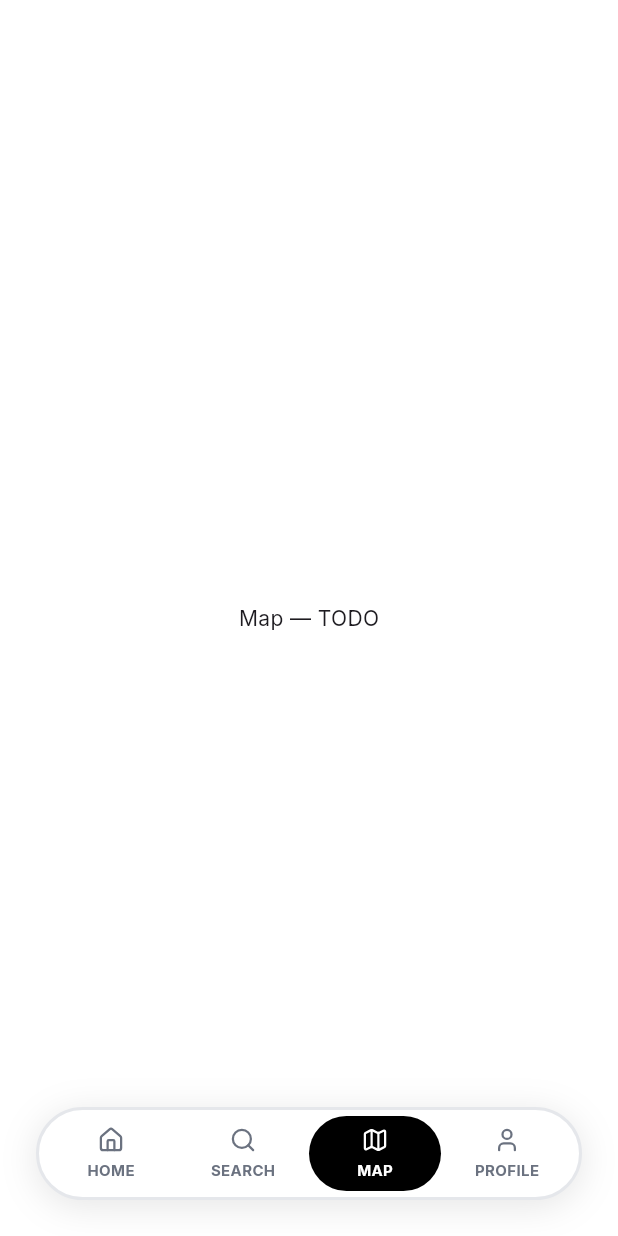
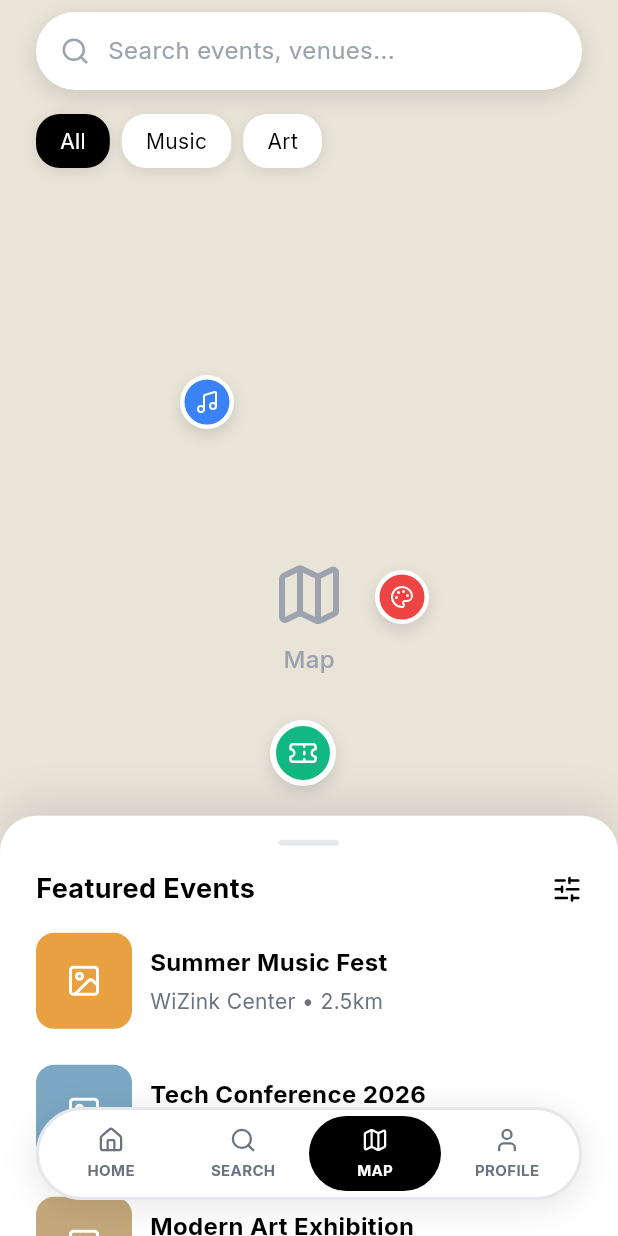
Before and after one commit to RogelioZu/fo, a Flutter app: the MainShell screen opened by its route, item 3 of the bottom bar chosen, on a phone screen of 412 x 824 dp. Run offline on Flutter 3.47's test engine with Material 3 defaults, Android fonts, the phone set to English and light mode, and no system bars; our stand-ins replace cached_network_image, equatable, flutter_dotenv, flutter_riverpod, geocoding, geolocator and 7 more; accounts and stored records are empty.

Commit message:
Map screen layout

```diff
--- a/lib/features/home/presentation/screens/main_shell.dart
+++ b/lib/features/home/presentation/screens/main_shell.dart
@@ -2,6 +2,7 @@ import 'package:flutter/material.dart';
 
 import '../widgets/nav_pill.dart';
 import 'home_screen.dart';
+import 'map_screen.dart';
 import 'profile_screen.dart';
 
 /// Shell principal con navegación por tabs (Home, Search, Profile).
@@ -22,10 +23,7 @@ class _MainShellState extends State<MainShell> {
       backgroundColor: Colors.white,
       body: Center(child: Text('Search — TODO')),
     ),
-    const Scaffold(
-      backgroundColor: Colors.white,
-      body: Center(child: Text('Map — TODO')),
-    ),
+    const MapScreen(),
     const ProfileScreen(),
   ];
 
--- /dev/null
+++ b/lib/features/home/presentation/screens/map_screen.dart
@@ -0,0 +1,424 @@
+import 'package:flutter/material.dart';
+import 'package:google_fonts/google_fonts.dart';
+import 'package:lucide_icons/lucide_icons.dart';
+
+import '../../../../core/theme/app_colors.dart';
+
+/// Pantalla de mapa con marcadores, barra de búsqueda,
+/// chips de filtro y bottom sheet arrastrable con eventos destacados.
+/// De momento el mapa es un placeholder visual.
+class MapScreen extends StatelessWidget {
+  const MapScreen({super.key});
+
+  @override
+  Widget build(BuildContext context) {
+    return const Scaffold(
+      backgroundColor: AppColors.white,
+      body: Stack(
+        children: [
+          // ─── Map placeholder ───
+          _MapPlaceholder(),
+
+          // ─── Markers ───
+          _MapMarkers(),
+
+          // ─── Top search + chips ───
+          _TopUI(),
+
+          // ─── Draggable bottom sheet ───
+          _EventsBottomSheet(),
+        ],
+      ),
+    );
+  }
+}
+
+// ─────────────────────────────────────────────
+// Map placeholder
+// ─────────────────────────────────────────────
+
+class _MapPlaceholder extends StatelessWidget {
+  const _MapPlaceholder();
+
+  @override
+  Widget build(BuildContext context) {
+    return Container(
+      width: double.infinity,
+      height: double.infinity,
+      color: const Color(0xFFE8E4D8),
+      child: Center(
+        child: Column(
+          mainAxisAlignment: MainAxisAlignment.center,
+          children: [
+            Icon(
+              LucideIcons.map,
+              size: 48,
+              color: AppColors.gray400,
+            ),
+            const SizedBox(height: 8),
+            Text(
+              'Map',
+              style: GoogleFonts.inter(
+                fontSize: 16,
+                fontWeight: FontWeight.w500,
+                color: AppColors.gray400,
+              ),
+            ),
+          ],
+        ),
+      ),
+    );
+  }
+}
+
+// ─────────────────────────────────────────────
+// Map markers (decorative)
+// ─────────────────────────────────────────────
+
+class _MapMarkers extends StatelessWidget {
+  const _MapMarkers();
+
+  @override
+  Widget build(BuildContext context) {
+    return const Stack(
+      children: [
+        // Marker 1 — Music (blue)
+        Positioned(
+          left: 120,
+          top: 250,
+          child: _MarkerPin(
+            color: Color(0xFF3B82F6),
+            icon: LucideIcons.music,
+            size: 36,
+            iconSize: 16,
+            borderWidth: 3,
+          ),
+        ),
+        // Marker 2 — Art (red)
+        Positioned(
+          left: 250,
+          top: 380,
+          child: _MarkerPin(
+            color: Color(0xFFEF4444),
+            icon: LucideIcons.palette,
+            size: 36,
+            iconSize: 16,
+            borderWidth: 3,
+          ),
+        ),
+        // Marker 3 — Ticket (green)
+        Positioned(
+          left: 180,
+          top: 480,
+          child: _MarkerPin(
+            color: Color(0xFF10B981),
+            icon: LucideIcons.ticket,
+            size: 44,
+            iconSize: 20,
+            borderWidth: 4,
+          ),
+        ),
+      ],
+    );
+  }
+}
+
+class _MarkerPin extends StatelessWidget {
+  const _MarkerPin({
+    required this.color,
+    required this.icon,
+    required this.size,
+    required this.iconSize,
+    required this.borderWidth,
+  });
+
+  final Color color;
+  final IconData icon;
+  final double size;
+  final double iconSize;
+  final double borderWidth;
+
+  @override
+  Widget build(BuildContext context) {
+    return Container(
+      width: size,
+      height: size,
+      decoration: BoxDecoration(
+        color: color,
+        shape: BoxShape.circle,
+        border: Border.all(color: AppColors.white, width: borderWidth),
+        boxShadow: const [
+          BoxShadow(
+            color: Color(0x20000000),
+            offset: Offset(0, 4),
+            blurRadius: 8,
+          ),
+        ],
+      ),
+      child: Center(
+        child: Icon(icon, size: iconSize, color: AppColors.white),
+      ),
+    );
+  }
+}
+
+// ─────────────────────────────────────────────
+// Top UI: search bar + filter chips
+// ─────────────────────────────────────────────
+
+class _TopUI extends StatelessWidget {
+  const _TopUI();
+
+  @override
+  Widget build(BuildContext context) {
+    final topPadding = MediaQuery.of(context).padding.top;
+
+    return Positioned(
+      top: topPadding + 8,
+      left: 0,
+      right: 0,
+      child: Padding(
+        padding: const EdgeInsets.symmetric(horizontal: 24),
+        child: Column(
+          crossAxisAlignment: CrossAxisAlignment.start,
+          children: [
+            // ─── Search bar ───
+            Container(
+              height: 52,
+              decoration: BoxDecoration(
+                color: AppColors.white,
+                borderRadius: BorderRadius.circular(26),
+                boxShadow: const [
+                  BoxShadow(
+                    color: Color(0x20000000),
+                    offset: Offset(0, 4),
+                    blurRadius: 12,
+                  ),
+                ],
+              ),
+              padding: const EdgeInsets.symmetric(horizontal: 16),
+              child: Row(
+                children: [
+                  const Icon(LucideIcons.search, size: 20, color: AppColors.gray400),
+                  const SizedBox(width: 12),
+                  Text(
+                    'Search events, venues...',
+                    style: GoogleFonts.inter(
+                      fontSize: 16,
+                      fontWeight: FontWeight.w400,
+                      color: AppColors.gray400,
+                    ),
+                  ),
+                ],
+              ),
+            ),
+            const SizedBox(height: 16),
+            // ─── Filter chips ───
+            Row(
+              children: [
+                _FilterChip(label: 'All', isSelected: true),
+                const SizedBox(width: 8),
+                _FilterChip(label: 'Music', isSelected: false),
+                const SizedBox(width: 8),
+                _FilterChip(label: 'Art', isSelected: false),
+              ],
+            ),
+          ],
+        ),
+      ),
+    );
+  }
+}
+
+class _FilterChip extends StatelessWidget {
+  const _FilterChip({required this.label, required this.isSelected});
+
+  final String label;
+  final bool isSelected;
+
+  @override
+  Widget build(BuildContext context) {
+    return Container(
+      padding: const EdgeInsets.symmetric(vertical: 8, horizontal: 16),
+      decoration: BoxDecoration(
+        color: isSelected ? AppColors.black : AppColors.white,
+        borderRadius: BorderRadius.circular(16),
+        boxShadow: const [
+          BoxShadow(
+            color: Color(0x1A000000),
+            offset: Offset(0, 2),
+            blurRadius: 8,
+          ),
+        ],
+      ),
+      child: Text(
+        label,
+        style: GoogleFonts.inter(
+          fontSize: 14,
+          fontWeight: FontWeight.w400,
+          color: isSelected ? AppColors.white : AppColors.black,
+        ),
+      ),
+    );
+  }
+}
+
+// ─────────────────────────────────────────────
+// Draggable bottom sheet with event cards
+// ─────────────────────────────────────────────
+
+class _EventsBottomSheet extends StatelessWidget {
+  const _EventsBottomSheet();
+
+  // Collapsed: ~294px of 874px total ≈ 0.336
+  // Expanded: ~614px of 874px total ≈ 0.703
+  static const double _minChildSize = 0.34;
+  static const double _maxChildSize = 0.75;
+  static const double _initialChildSize = 0.34;
+
+  @override
+  Widget build(BuildContext context) {
+    return DraggableScrollableSheet(
+      initialChildSize: _initialChildSize,
+      minChildSize: _minChildSize,
+      maxChildSize: _maxChildSize,
+      snap: true,
+      snapSizes: const [_minChildSize, _maxChildSize],
+      builder: (context, scrollController) {
+        return Container(
+          decoration: const BoxDecoration(
+            color: AppColors.white,
+            borderRadius: BorderRadius.vertical(top: Radius.circular(24)),
+            boxShadow: [
+              BoxShadow(
+                color: Color(0x1A000000),
+                offset: Offset(0, -8),
+                blurRadius: 24,
+              ),
+            ],
+          ),
+          child: ListView(
+            controller: scrollController,
+            padding: const EdgeInsets.fromLTRB(24, 16, 24, 100),
+            children: [
+              // ─── Handle ───
+              Center(
+                child: Container(
+                  width: 40,
+                  height: 4,
+                  decoration: BoxDecoration(
+                    color: AppColors.gray200,
+                    borderRadius: BorderRadius.circular(2),
+                  ),
+                ),
+              ),
+              const SizedBox(height: 16),
+
+              // ─── Header ───
+              Row(
+                mainAxisAlignment: MainAxisAlignment.spaceBetween,
+                children: [
+                  Text(
+                    'Featured Events',
+                    style: GoogleFonts.inter(
+                      fontSize: 18,
+                      fontWeight: FontWeight.w700,
+                      color: AppColors.black,
+                    ),
+                  ),
+                  const Icon(
+                    LucideIcons.slidersHorizontal,
+                    size: 20,
+                    color: AppColors.black,
+                  ),
+                ],
+              ),
+              const SizedBox(height: 16),
+
+              // ─── Event cards ───
+              const _EventCard(
+                title: 'Summer Music Fest',
+                subtitle: 'WiZink Center \u2022 2.5km',
+                imageColor: Color(0xFFE8A040),
+              ),
+              const SizedBox(height: 24),
+              const _EventCard(
+                title: 'Tech Conference 2026',
+                subtitle: 'IFEMA \u2022 4.1km',
+                imageColor: Color(0xFF7BA8C4),
+              ),
+              const SizedBox(height: 24),
+              const _EventCard(
+                title: 'Modern Art Exhibition',
+                subtitle: 'Prado Museum \u2022 1.2km',
+                imageColor: Color(0xFFC4A87B),
+              ),
+            ],
+          ),
+        );
+      },
+    );
+  }
+}
+
+class _EventCard extends StatelessWidget {
+  const _EventCard({
+    required this.title,
+    required this.subtitle,
+    required this.imageColor,
+  });
+
+  final String title;
+  final String subtitle;
+  final Color imageColor;
+
+  @override
+  Widget build(BuildContext context) {
+    return Row(
+      children: [
+        // Event image placeholder
+        Container(
+          width: 64,
+          height: 64,
+          decoration: BoxDecoration(
+            color: imageColor,
+            borderRadius: BorderRadius.circular(12),
+          ),
+          child: const Center(
+            child: Icon(
+              LucideIcons.image,
+              size: 24,
+              color: AppColors.white,
+            ),
+          ),
+        ),
+        const SizedBox(width: 12),
+        // Event info
+        Expanded(
+          child: Column(
+            crossAxisAlignment: CrossAxisAlignment.start,
+            children: [
+              Text(
+                title,
+                style: GoogleFonts.inter(
+                  fontSize: 16,
+                  fontWeight: FontWeight.w700,
+                  color: AppColors.black,
+                ),
+              ),
+              const SizedBox(height: 4),
+              Text(
+                subtitle,
+                style: GoogleFonts.inter(
+                  fontSize: 14,
+                  fontWeight: FontWeight.w400,
+                  color: AppColors.gray500,
+                ),
+              ),
+            ],
+          ),
+        ),
+      ],
+    );
+  }
+}
```
